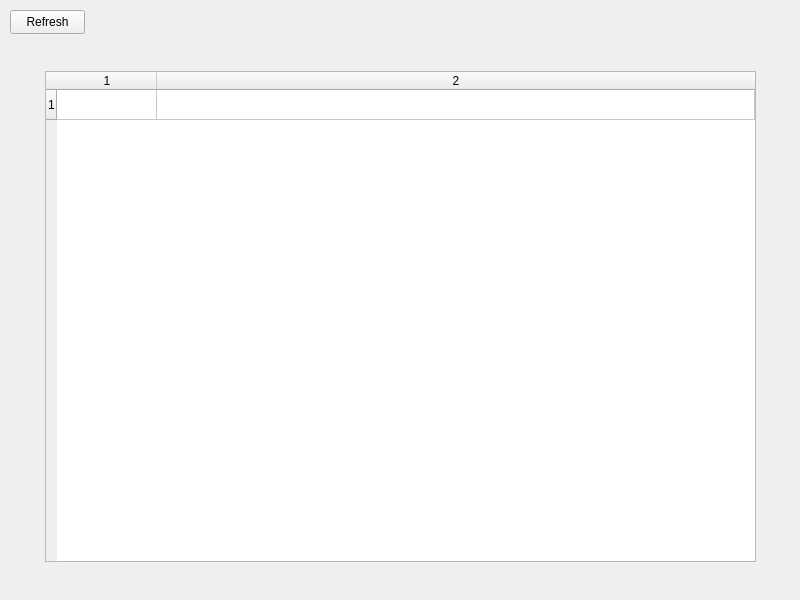
First picture: the form in ui/paperPanel.ui, repository SuperMonkeyRules/DTPythonL3, before the edit.
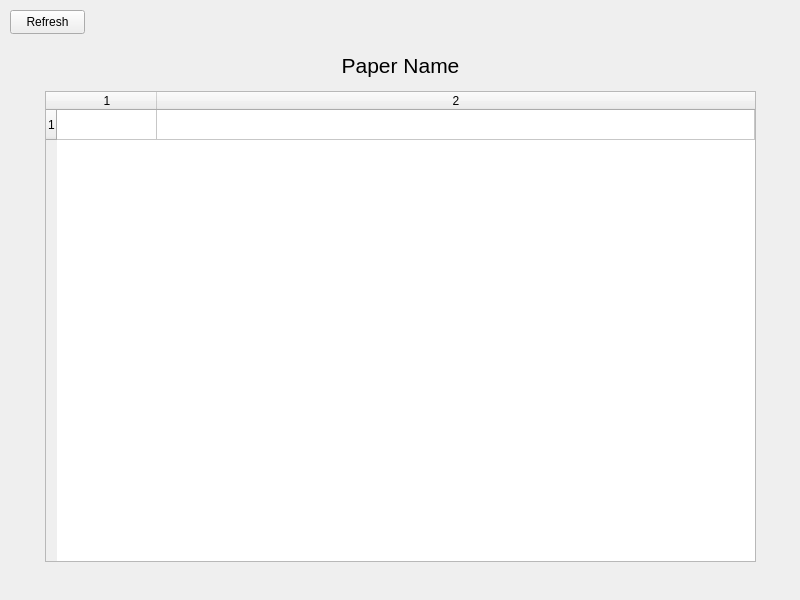
Second picture: the form after the edit.

```diff
--- a/ui/paperPanel.ui
+++ b/ui/paperPanel.ui
@@ -31,9 +31,9 @@
     <property name="geometry">
      <rect>
       <x>45</x>
-      <y>71</y>
+      <y>91</y>
       <width>711</width>
-      <height>491</height>
+      <height>471</height>
      </rect>
     </property>
     <property name="showGrid">
@@ -58,6 +58,30 @@
     <column/>
     <column/>
    </widget>
+   <widget class="QLabel" name="paperLABEL">
+    <property name="geometry">
+     <rect>
+      <x>50</x>
+      <y>40</y>
+      <width>701</width>
+      <height>51</height>
+     </rect>
+    </property>
+    <property name="font">
+     <font>
+      <pointsize>16</pointsize>
+     </font>
+    </property>
+    <property name="text">
+     <string>Paper Name</string>
+    </property>
+    <property name="scaledContents">
+     <bool>true</bool>
+    </property>
+    <property name="alignment">
+     <set>Qt::AlignCenter</set>
+    </property>
+   </widget>
   </widget>
  </widget>
  <resources/>
```
